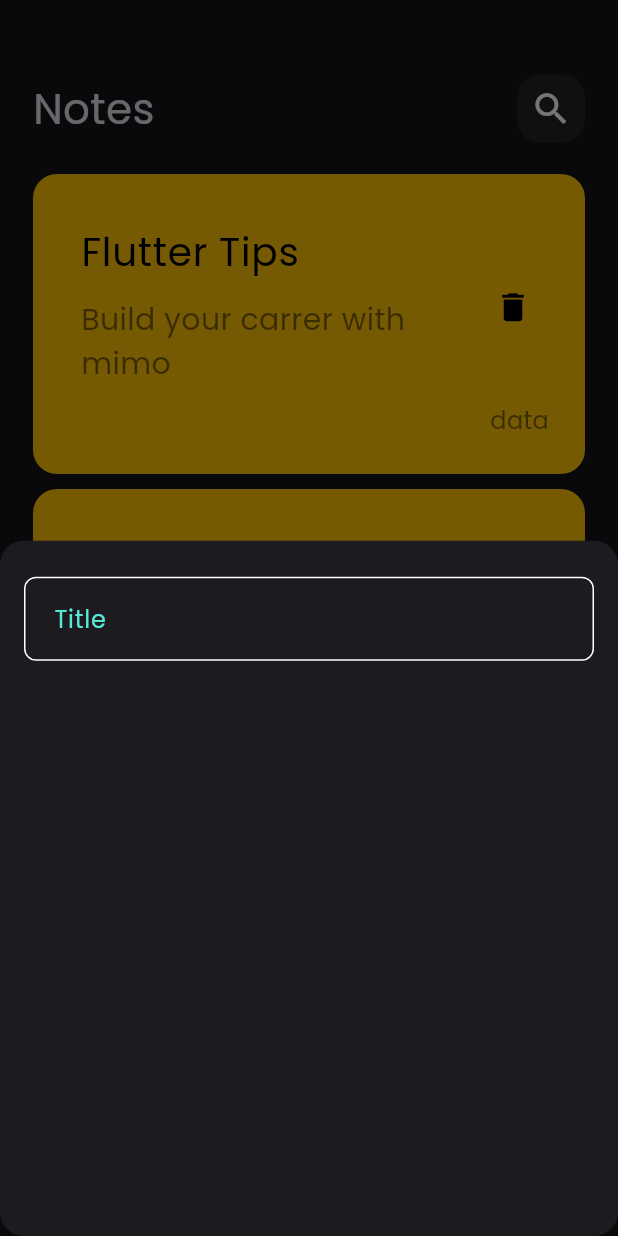
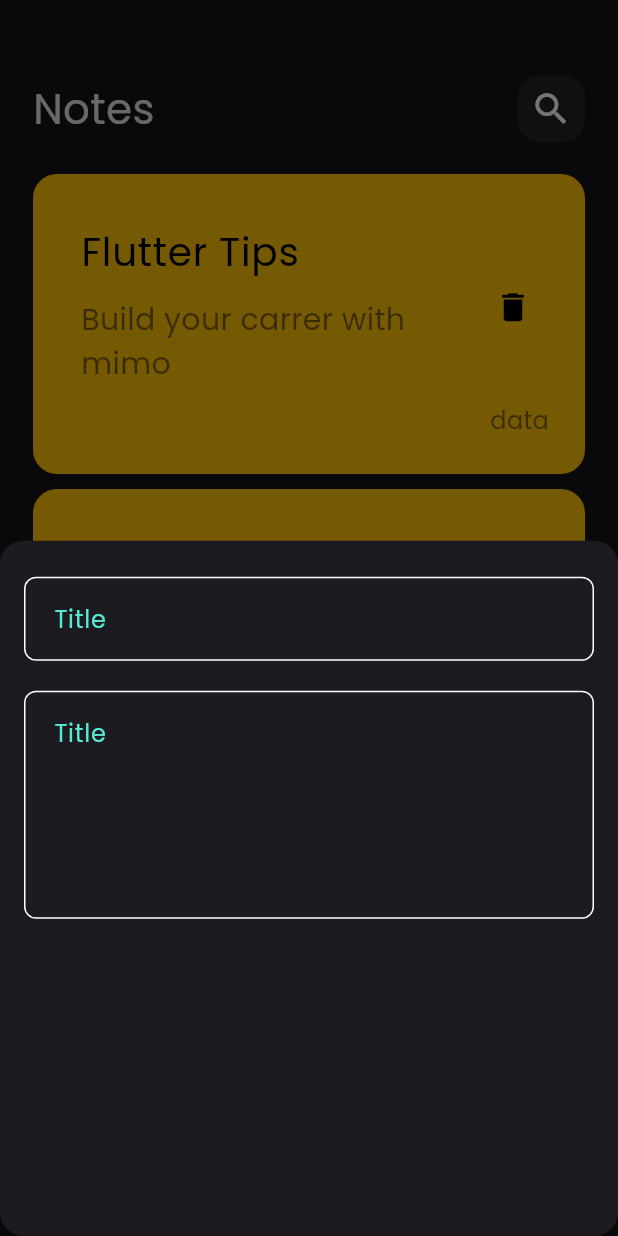
Before and after one commit to MiladnserSB/notes_App, a Flutter app: the screen it shows after launch, after a tap on the "add" icon, on a phone screen of 412 x 824 dp. Run offline on Flutter 3.47's test engine with Material 3 defaults, Android fonts, the phone set to English and light mode, and no system bars.

Commit message:
add fields to notes bottom sheets

```diff
--- a/lib/widgets/add_note_bottom_sheet.dart
+++ b/lib/widgets/add_note_bottom_sheet.dart
@@ -13,7 +13,9 @@ class AddNoteBottomSheet extends StatelessWidget {
           SizedBox(
             height: 24,
           ),
-          CustomTextField()
+          CustomTextField(hint: 'Title',),
+          SizedBox(height: 20,),
+          CustomTextField(hint: 'Content', maxLines: 5,),
         ],
       ),
     );
--- a/lib/widgets/custom_text_field.dart
+++ b/lib/widgets/custom_text_field.dart
@@ -2,11 +2,13 @@ import 'package:flutter/material.dart';
 import 'package:learning_project_notes_app/constants.dart';
 
 class CustomTextField extends StatelessWidget {
-  const CustomTextField({super.key});
-
+  const CustomTextField({super.key, required this.hint, this.maxLines = 1});
+  final String hint;
+  final int maxLines;
   @override
   Widget build(BuildContext context) {
     return TextField(
+      maxLines: maxLines,
       cursorColor: kPrimaryColor,
       decoration: InputDecoration(
         contentPadding: EdgeInsets.all(16),
```
